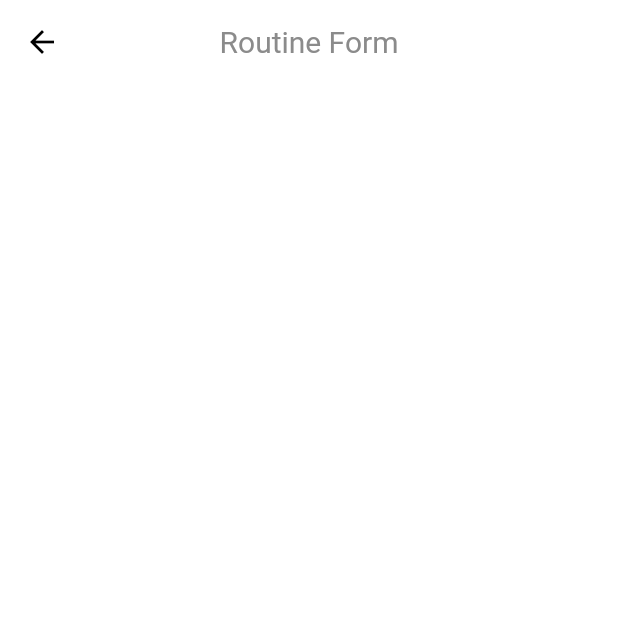
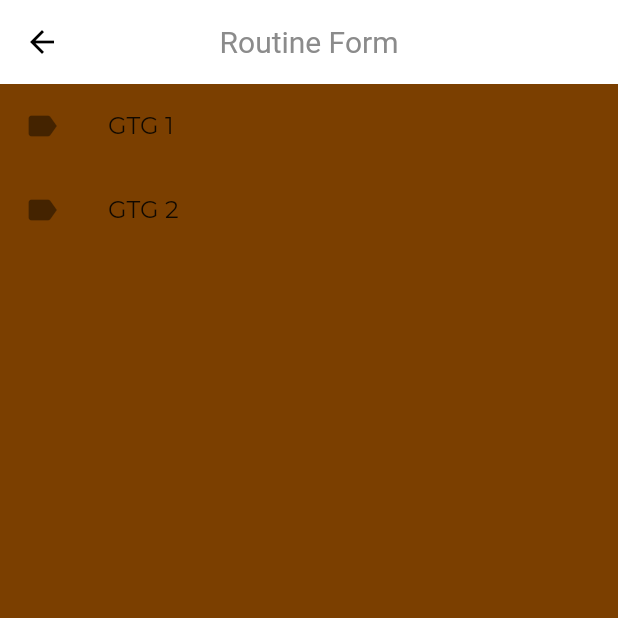
Before and after one commit to latiefM/InstroApp, a Flutter app: the RoutineForm screen opened by its route, on a phone screen of 412 x 824 dp, the top half of it. Run offline on Flutter 3.47's test engine with Material 2 defaults, Android fonts, the phone set to English and light mode, and no system bars; our stand-ins replace flutter_neumorphic; statements that could not run were skipped.

```diff
--- a/lib/screen/routine_form/component/body.dart
+++ b/lib/screen/routine_form/component/body.dart
@@ -1,10 +1,29 @@
 import 'package:flutter/material.dart';
+import 'package:instro/constants.dart';
+
+import '../../../size_config.dart';
 
 class Body extends StatelessWidget {
   @override
   Widget build(BuildContext context) {
     return Container(
+      height: SizeConfig.screenHeight,
+      width: SizeConfig.screenWidth,
+      color: kPrimaryColor,
+      child: ListView(children: <Widget>[
 
+        ListTile(
+          title: Text("GTG 1", style: TextStyle(fontSize: 16),),
+          leading: Icon(Icons.label),
+
+          onTap: (){},
+        ),
+        ListTile(
+          title: Text("GTG 2", style: TextStyle(fontSize: 16),),
+          leading: Icon(Icons.label),
+          onTap: (){},
+        ),
+      ]),
     );
   }
 }
--- a/pubspec.yaml
+++ b/pubspec.yaml
@@ -34,6 +34,7 @@ dependencies:
   page_transition: ^1.1.7+2
   clay_containers: ^0.2.2
   flutter_neumorphic: ^3.0.3
+  cloud_firestore: ^0.14.1+3
 
 dev_dependencies:
   flutter_test:
```
Also changed, not shown: pubspec.lock, 3 other files.
